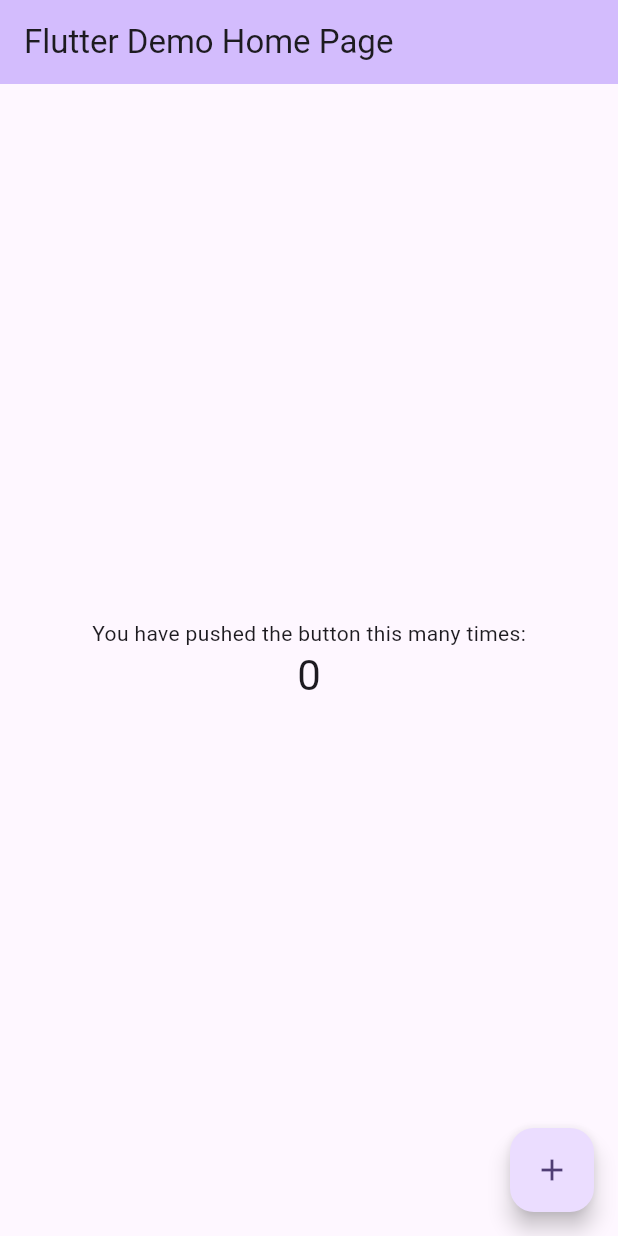
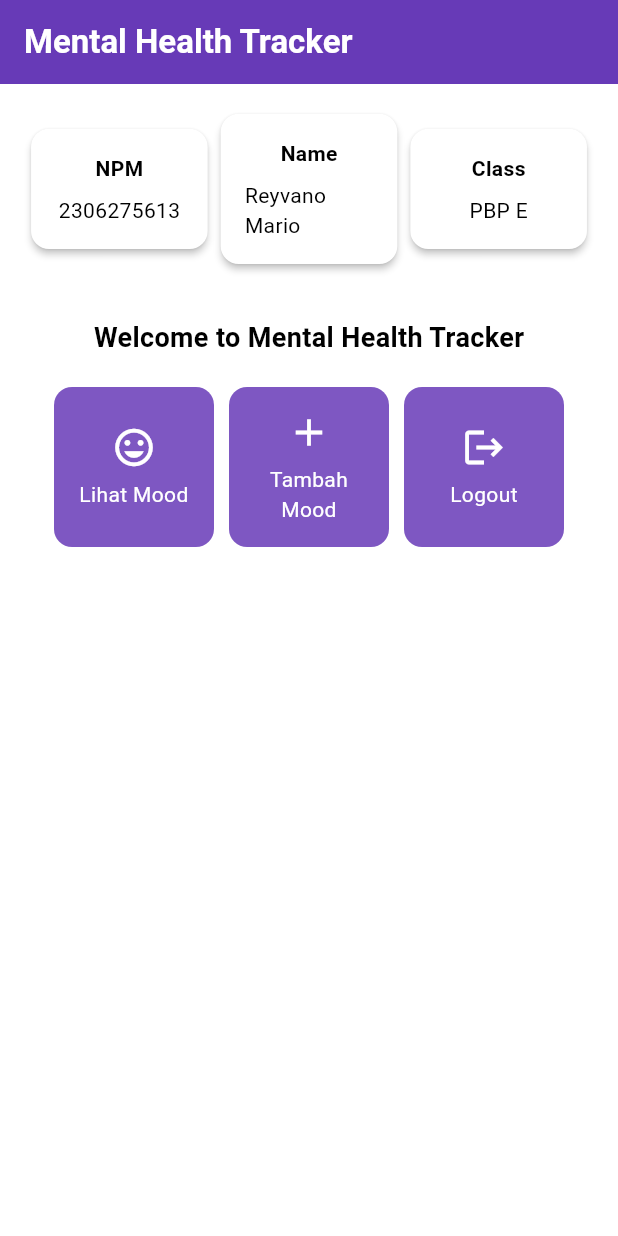
Before and after one commit to reyvanomario/mental-health-tracker-mobile, a Flutter app: the screen it shows after launch, on a phone screen of 412 x 824 dp. Run offline on Flutter 3.47's test engine with Material 3 defaults, Android fonts, the phone set to English and light mode, and no system bars.

Commit message:
tutorial 6 selesai

```diff
--- a/mental_health_tracker/lib/main.dart
+++ b/mental_health_tracker/lib/main.dart
@@ -1,4 +1,5 @@
 import 'package:flutter/material.dart';
+import 'package:mental_health_tracker/menu.dart';
 
 void main() {
   runApp(const MyApp());
@@ -28,98 +29,11 @@ class MyApp extends StatelessWidget {
         //
         // This works for code too, not just values: Most code changes can be
         // tested with just a hot reload.
-        colorScheme: ColorScheme.fromSeed(seedColor: Colors.deepPurple),
-        useMaterial3: true,
+        colorScheme: ColorScheme.fromSwatch(
+        primarySwatch: Colors.deepPurple,
+        ).copyWith(secondary: Colors.deepPurple[400]),
       ),
-      home: const MyHomePage(title: 'Flutter Demo Home Page'),
+      home: MyHomePage(),
     );
   }
 }
-
-class MyHomePage extends StatefulWidget {
-  const MyHomePage({super.key, required this.title});
-
-  // This widget is the home page of your application. It is stateful, meaning
-  // that it has a State object (defined below) that contains fields that affect
-  // how it looks.
-
-  // This class is the configuration for the state. It holds the values (in this
-  // case the title) provided by the parent (in this case the App widget) and
-  // used by the build method of the State. Fields in a Widget subclass are
-  // always marked "final".
-
-  final String title;
-
-  @override
-  State<MyHomePage> createState() => _MyHomePageState();
-}
-
-class _MyHomePageState extends State<MyHomePage> {
-  int _counter = 0;
-
-  void _incrementCounter() {
-    setState(() {
-      // This call to setState tells the Flutter framework that something has
-      // changed in this State, which causes it to rerun the build method below
-      // so that the display can reflect the updated values. If we changed
-      // _counter without calling setState(), then the build method would not be
-      // called again, and so nothing would appear to happen.
-      _counter++;
-    });
-  }
-
-  @override
-  Widget build(BuildContext context) {
-    // This method is rerun every time setState is called, for instance as done
-    // by the _incrementCounter method above.
-    //
-    // The Flutter framework has been optimized to make rerunning build methods
-    // fast, so that you can just rebuild anything that needs updating rather
-    // than having to individually change instances of widgets.
-    return Scaffold(
-      appBar: AppBar(
-        // TRY THIS: Try changing the color here to a specific color (to
-        // Colors.amber, perhaps?) and trigger a hot reload to see the AppBar
-        // change color while the other colors stay the same.
-        backgroundColor: Theme.of(context).colorScheme.inversePrimary,
-        // Here we take the value from the MyHomePage object that was created by
-        // the App.build method, and use it to set our appbar title.
-        title: Text(widget.title),
-      ),
-      body: Center(
-        // Center is a layout widget. It takes a single child and positions it
-        // in the middle of the parent.
-        child: Column(
-          // Column is also a layout widget. It takes a list of children and
-          // arranges them vertically. By default, it sizes itself to fit its
-          // children horizontally, and tries to be as tall as its parent.
-          //
-          // Column has various properties to control how it sizes itself and
-          // how it positions its children. Here we use mainAxisAlignment to
-          // center the children vertically; the main axis here is the vertical
-          // axis because Columns are vertical (the cross axis would be
-          // horizontal).
-          //
-          // TRY THIS: Invoke "debug painting" (choose the "Toggle Debug Paint"
-          // action in the IDE, or press "p" in the console), to see the
-          // wireframe for each widget.
-          mainAxisAlignment: MainAxisAlignment.center,
-          children: <Widget>[
-            const Text(
-              'You have pushed the button this many times:',
-            ),
-            Text(
-              '$_counter',
-              style: Theme.of(context).textTheme.headlineMedium,
-            ),
-          ],
-        ),
-      ),
-      floatingActionButton: FloatingActionButton(
-        onPressed: _incrementCounter,
-        tooltip: 'Increment',
-        child: const Icon(Icons.add),
-      ), // This trailing comma makes auto-formatting nicer for build methods.
-    );
-  }
-}
--- /dev/null
+++ b/mental_health_tracker/lib/menu.dart
@@ -0,0 +1,188 @@
+import 'package:flutter/material.dart';
+
+class MyHomePage extends StatelessWidget {
+  final String npm = '2306275613'; // NPM
+  final String name = 'Reyvano Mario'; // Nama
+  final String className = 'PBP E'; // Kelas
+
+  final List<ItemHomepage> items = [
+      ItemHomepage("Lihat Mood", Icons.mood),
+      ItemHomepage("Tambah Mood", Icons.add),
+      ItemHomepage("Logout", Icons.logout),
+  ];
+
+  MyHomePage({super.key});
+
+  @override
+  Widget build(BuildContext context) {
+    // Scaffold menyediakan struktur dasar halaman dengan AppBar dan body.
+    return Scaffold(
+      // AppBar adalah bagian atas halaman yang menampilkan judul.
+      appBar: AppBar(
+        // Judul aplikasi "Mental Health Tracker" dengan teks putih dan tebal.
+        title: const Text(
+          'Mental Health Tracker',
+          style: TextStyle(
+            color: Colors.white,
+            fontWeight: FontWeight.bold,
+          ),
+        ),
+        // Warna latar belakang AppBar diambil dari skema warna tema aplikasi.
+        backgroundColor: Theme.of(context).colorScheme.primary,
+      ),
+      // Body halaman dengan padding di sekelilingnya.
+      body: Padding(
+        padding: const EdgeInsets.all(16.0),
+        // Menyusun widget secara vertikal dalam sebuah kolom.
+        child: Column(
+          crossAxisAlignment: CrossAxisAlignment.center,
+          children: [
+            // Row untuk menampilkan 3 InfoCard secara horizontal.
+            Row(
+              mainAxisAlignment: MainAxisAlignment.spaceEvenly,
+              children: [
+                InfoCard(title: 'NPM', content: npm),
+                InfoCard(title: 'Name', content: name),
+                InfoCard(title: 'Class', content: className),
+              ],
+            ),
+
+            // Memberikan jarak vertikal 16 unit.
+            const SizedBox(height: 16.0),
+
+            // Menempatkan widget berikutnya di tengah halaman.
+            Center(
+              child: Column(
+                // Menyusun teks dan grid item secara vertikal.
+
+                children: [
+                  // Menampilkan teks sambutan dengan gaya tebal dan ukuran 18.
+                  const Padding(
+                    padding: EdgeInsets.only(top: 16.0),
+                    child: Text(
+                      'Welcome to Mental Health Tracker',
+                      style: TextStyle(
+                        fontWeight: FontWeight.bold,
+                        fontSize: 18.0,
+                      ),
+                    ),
+                  ),
+
+                  // Grid untuk menampilkan ItemCard dalam bentuk grid 3 kolom.
+                  GridView.count(
+                    primary: true,
+                    padding: const EdgeInsets.all(20),
+                    crossAxisSpacing: 10,
+                    mainAxisSpacing: 10,
+                    crossAxisCount: 3,
+                    // Agar grid menyesuaikan tinggi kontennya.
+                    shrinkWrap: true,
+
+                    // Menampilkan ItemCard untuk setiap item dalam list items.
+                    children: items.map((ItemHomepage item) {
+                      return ItemCard(item);
+                    }).toList(),
+                  ),
+                ],
+              ),
+            ),
+          ],
+        ),
+      ),
+    );
+  }
+}
+
+class InfoCard extends StatelessWidget {
+  // Kartu informasi yang menampilkan title dan content.
+
+  final String title;  // Judul kartu.
+  final String content;  // Isi kartu.
+
+  const InfoCard({super.key, required this.title, required this.content});
+
+  @override
+  Widget build(BuildContext context) {
+    return Card(
+      // Membuat kotak kartu dengan bayangan dibawahnya.
+      elevation: 2.0,
+      child: Container(
+        // Mengatur ukuran dan jarak di dalam kartu.
+        width: MediaQuery.of(context).size.width / 3.5, // menyesuaikan dengan lebar device yang digunakan.
+        padding: const EdgeInsets.all(16.0),
+        // Menyusun title dan content secara vertikal.
+        child: Column(
+          children: [
+            Text(
+              title,
+              style: const TextStyle(fontWeight: FontWeight.bold),
+            ),
+            const SizedBox(height: 8.0),
+            Text(content),
+          ],
+        ),
+      ),
+    );
+  }
+}
+
+class ItemHomepage {
+  final String name;
+  final IconData icon;
+
+  ItemHomepage(this.name, this.icon);
+}
+
+class ItemCard extends StatelessWidget {
+  // Menampilkan kartu dengan ikon dan nama.
+
+  final ItemHomepage item;
+
+  const ItemCard(this.item, {super.key});
+
+  @override
+  Widget build(BuildContext context) {
+    return Material(
+      // Menentukan warna latar belakang dari tema aplikasi.
+      color: Theme.of(context).colorScheme.secondary,
+      // Membuat sudut kartu melengkung.
+      borderRadius: BorderRadius.circular(12),
+
+      child: InkWell(
+        // Aksi ketika kartu ditekan.
+        onTap: () {
+          // Menampilkan pesan SnackBar saat kartu ditekan.
+          ScaffoldMessenger.of(context)
+            ..hideCurrentSnackBar()
+            ..showSnackBar(
+              SnackBar(content: Text("Kamu telah menekan tombol ${item.name}!"))
+            );
+        },
+        // Container untuk menyimpan Icon dan Text
+        child: Container(
+          padding: const EdgeInsets.all(8),
+          child: Center(
+            child: Column(
+              // Menyusun ikon dan teks di tengah kartu.
+              mainAxisAlignment: MainAxisAlignment.center,
+              children: [
+                Icon(
+                  item.icon,
+                  color: Colors.white,
+                  size: 30.0,
+                ),
+                const Padding(padding: EdgeInsets.all(3)),
+                Text(
+                  item.name,
+                  textAlign: TextAlign.center,
+                  style: const TextStyle(color: Colors.white),
+                ),
+              ],
+            ),
+          ),
+        ),
+      ),
+    );
+  }
+
+}
```
Also changed, not shown: 1 other file.
